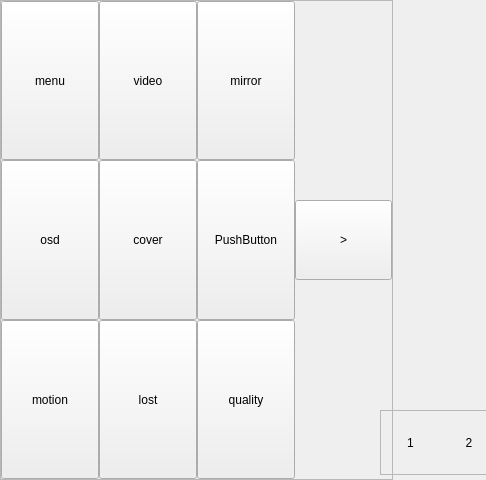
Before: the Qt Designer form app/VideoMenu/videomenuwidget.ui in jinhang87/qtutil, drawn with Qt 5; both pictures show x 0 to 486 and y 0 to 480 of the 800 by 480 pixel window.
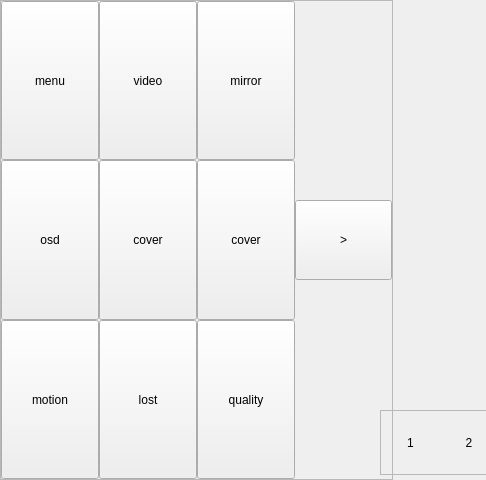
After: the same form once the commit is applied.

Diff of the .ui file:
```diff
--- a/app/VideoMenu/videomenuwidget.ui
+++ b/app/VideoMenu/videomenuwidget.ui
@@ -134,7 +134,7 @@
          </sizepolicy>
         </property>
         <property name="text">
-         <string>PushButton</string>
+         <string>cover</string>
         </property>
        </widget>
       </item>
```
